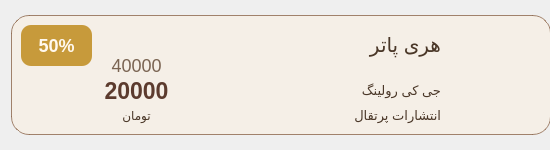
Old version of the form Client/bookinfocard.ui in the repository Onyx1907/Lumina-EBook-Platform.
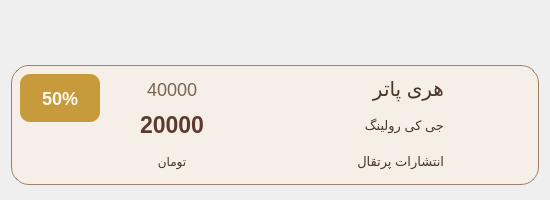
New version of the form. Icons and pictures are not drawn.

Patch:
```diff
--- a/Client/bookinfocard.ui
+++ b/Client/bookinfocard.ui
@@ -7,42 +7,128 @@
     <x>0</x>
     <y>0</y>
     <width>550</width>
-    <height>150</height>
+    <height>200</height>
    </rect>
   </property>
   <property name="sizePolicy">
-   <sizepolicy hsizetype="Fixed" vsizetype="Fixed">
+   <sizepolicy hsizetype="Preferred" vsizetype="Fixed">
     <horstretch>0</horstretch>
     <verstretch>0</verstretch>
    </sizepolicy>
   </property>
   <property name="minimumSize">
    <size>
-    <width>550</width>
+    <width>500</width>
     <height>150</height>
    </size>
   </property>
   <property name="maximumSize">
    <size>
-    <width>550</width>
-    <height>150</height>
+    <width>566</width>
+    <height>200</height>
    </size>
   </property>
   <property name="windowTitle">
    <string>Form</string>
   </property>
-  <layout class="QGridLayout" name="gridLayout">
-   <item row="0" column="0">
+  <layout class="QVBoxLayout" name="verticalLayout_4">
+   <item>
+    <layout class="QHBoxLayout" name="horizontalLayout_3">
+     <item>
+      <widget class="QPushButton" name="edit_pushButton">
+       <property name="minimumSize">
+        <size>
+         <width>40</width>
+         <height>40</height>
+        </size>
+       </property>
+       <property name="maximumSize">
+        <size>
+         <width>40</width>
+         <height>40</height>
+        </size>
+       </property>
+       <property name="styleSheet">
+        <string notr="true">    background: none;
+    background-color: transparent;
+
+    border: 1px solid transparent;</string>
+       </property>
+       <property name="text">
+        <string/>
+       </property>
+       <property name="icon">
+        <iconset resource="resources.qrc">
+         <normaloff>:/resources/edit_icon.svg</normaloff>:/resources/edit_icon.svg</iconset>
+       </property>
+       <property name="iconSize">
+        <size>
+         <width>26</width>
+         <height>26</height>
+        </size>
+       </property>
+      </widget>
+     </item>
+     <item>
+      <widget class="QPushButton" name="delete_pushButton">
+       <property name="sizePolicy">
+        <sizepolicy hsizetype="Fixed" vsizetype="Fixed">
+         <horstretch>0</horstretch>
+         <verstretch>0</verstretch>
+        </sizepolicy>
+       </property>
+       <property name="minimumSize">
+        <size>
+         <width>40</width>
+         <height>40</height>
+        </size>
+       </property>
+       <property name="maximumSize">
+        <size>
+         <width>40</width>
+         <height>40</height>
+        </size>
+       </property>
+       <property name="styleSheet">
+        <string notr="true">    background: none;
+    background-color: transparent;
+
+    border: 1px solid transparent;</string>
+       </property>
+       <property name="text">
+        <string/>
+       </property>
+       <property name="icon">
+        <iconset resource="resources.qrc">
+         <normaloff>:/resources/delete_icon.png</normaloff>:/resources/delete_icon.png</iconset>
+       </property>
+       <property name="iconSize">
+        <size>
+         <width>26</width>
+         <height>26</height>
+        </size>
+       </property>
+      </widget>
+     </item>
+    </layout>
+   </item>
+   <item>
     <widget class="QWidget" name="widget" native="true">
+     <property name="sizePolicy">
+      <sizepolicy hsizetype="Fixed" vsizetype="Expanding">
+       <horstretch>0</horstretch>
+       <verstretch>0</verstretch>
+      </sizepolicy>
+     </property>
      <property name="minimumSize">
       <size>
-       <width>540</width>
+       <width>500</width>
        <height>120</height>
       </size>
      </property>
      <property name="maximumSize">
       <size>
-       <width>540</width>
+       <width>550</width>
        <height>120</height>
       </size>
      </property>
@@ -73,181 +159,25 @@
 }
 </string>
      </property>
-     <widget class="QPushButton" name="book_cover">
-      <property name="geometry">
-       <rect>
-        <x>430</x>
-        <y>0</y>
-        <width>101</width>
-        <height>121</height>
-       </rect>
-      </property>
-      <property name="sizePolicy">
-       <sizepolicy hsizetype="Fixed" vsizetype="Fixed">
-        <horstretch>95</horstretch>
-        <verstretch>112</verstretch>
-       </sizepolicy>
-      </property>
-      <property name="minimumSize">
-       <size>
-        <width>95</width>
-        <height>112</height>
-       </size>
-      </property>
-      <property name="maximumSize">
-       <size>
-        <width>101</width>
-        <height>121</height>
-       </size>
-      </property>
-      <property name="styleSheet">
-       <string notr="true">   background: none;
-    background-color: transparent;
-
-    border: 1px solid transparent;</string>
-      </property>
-      <property name="text">
-       <string/>
-      </property>
-      <property name="icon">
-       <iconset resource="resources.qrc">
-        <normaloff>:/resources/default_book.png</normaloff>:/resources/default_book.png</iconset>
-      </property>
-      <property name="iconSize">
-       <size>
-        <width>110</width>
-        <height>110</height>
-       </size>
-      </property>
-     </widget>
-     <widget class="QLabel" name="author_label">
-      <property name="geometry">
-       <rect>
-        <x>190</x>
-        <y>60</y>
-        <width>240</width>
-        <height>30</height>
-       </rect>
-      </property>
-      <property name="minimumSize">
-       <size>
-        <width>240</width>
-        <height>30</height>
-       </size>
-      </property>
-      <property name="maximumSize">
-       <size>
-        <width>240</width>
-        <height>30</height>
-       </size>
-      </property>
-      <property name="styleSheet">
-       <string notr="true">qproperty-alignment: 'AlignLeft | AlignVCenter';
-font-size: 13px;
-</string>
-      </property>
-      <property name="text">
-       <string>جی کی رولینگ</string>
-      </property>
-      <property name="textFormat">
-       <enum>Qt::PlainText</enum>
-      </property>
-      <property name="alignment">
-       <set>Qt::AlignLeading|Qt::AlignLeft|Qt::AlignVCenter</set>
-      </property>
-      <property name="wordWrap">
-       <bool>true</bool>
-      </property>
-     </widget>
-     <widget class="QLabel" name="name_label">
-      <property name="geometry">
-       <rect>
-        <x>190</x>
-        <y>10</y>
-        <width>240</width>
-        <height>40</height>
-       </rect>
-      </property>
-      <property name="minimumSize">
-       <size>
-        <width>240</width>
-        <height>40</height>
-       </size>
-      </property>
-      <property name="maximumSize">
-       <size>
-        <width>240</width>
-        <height>40</height>
-       </size>
-      </property>
-      <property name="styleSheet">
-       <string notr="true">qproperty-alignment: 'AlignLeft | AlignVCenter';
-font-size: 20px;
-</string>
-      </property>
-      <property name="text">
-       <string>هری پاتر</string>
-      </property>
-      <property name="textFormat">
-       <enum>Qt::PlainText</enum>
-      </property>
-      <property name="alignment">
-       <set>Qt::AlignLeading|Qt::AlignLeft|Qt::AlignVCenter</set>
-      </property>
-      <property name="wordWrap">
-       <bool>true</bool>
-      </property>
-     </widget>
-     <widget class="QLabel" name="publisher_label">
-      <property name="geometry">
-       <rect>
-        <x>190</x>
-        <y>90</y>
-        <width>240</width>
-        <height>20</height>
-       </rect>
-      </property>
-      <property name="minimumSize">
-       <size>
-        <width>240</width>
-        <height>20</height>
-       </size>
-      </property>
-      <property name="maximumSize">
-       <size>
-        <width>240</width>
-        <height>20</height>
-       </size>
-      </property>
-      <property name="styleSheet">
-       <string notr="true">qproperty-alignment: 'AlignLeft | AlignVCenter';
-font-size: 13px;
-</string>
-      </property>
-      <property name="text">
-       <string>انتشارات پرتقال</string>
-      </property>
-      <property name="textFormat">
-       <enum>Qt::PlainText</enum>
-      </property>
-      <property name="alignment">
-       <set>Qt::AlignLeading|Qt::AlignLeft|Qt::AlignVCenter</set>
-      </property>
-      <property name="wordWrap">
-       <bool>true</bool>
-      </property>
-     </widget>
-     <widget class="QLabel" name="discount_label">
-      <property name="geometry">
-       <rect>
-        <x>10</x>
-        <y>10</y>
-        <width>71</width>
-        <height>41</height>
-       </rect>
-      </property>
-      <property name="styleSheet">
-       <string notr="true">QLabel {
+     <layout class="QHBoxLayout" name="horizontalLayout_2">
+      <item>
+       <layout class="QVBoxLayout" name="verticalLayout_3">
+        <item>
+         <widget class="QLabel" name="discount_label">
+          <property name="minimumSize">
+           <size>
+            <width>70</width>
+            <height>0</height>
+           </size>
+          </property>
+          <property name="maximumSize">
+           <size>
+            <width>100</width>
+            <height>60</height>
+           </size>
+          </property>
+          <property name="styleSheet">
+           <string notr="true">QLabel {
     background-color: #C79A3B;
     color: #FFF8EE;
     border-radius: 10px;
@@ -257,25 +187,54 @@
 qproperty-alignment: 'AlignHCenter | AlignVCenter';
 }
 </string>
-      </property>
-      <property name="text">
-       <string>50%</string>
-      </property>
-      <property name="alignment">
-       <set>Qt::AlignCenter</set>
-      </property>
-     </widget>
-     <widget class="QLabel" name="oldPrice_label">
-      <property name="geometry">
-       <rect>
-        <x>50</x>
-        <y>40</y>
-        <width>151</width>
-        <height>20</height>
-       </rect>
-      </property>
-      <property name="styleSheet">
-       <string notr="true">QLabel {
+          </property>
+          <property name="text">
+           <string>50%</string>
+          </property>
+          <property name="alignment">
+           <set>Qt::AlignCenter</set>
+          </property>
+         </widget>
+        </item>
+        <item>
+         <widget class="QLabel" name="label">
+          <property name="minimumSize">
+           <size>
+            <width>80</width>
+            <height>0</height>
+           </size>
+          </property>
+          <property name="maximumSize">
+           <size>
+            <width>80</width>
+            <height>16777215</height>
+           </size>
+          </property>
+          <property name="text">
+           <string/>
+          </property>
+         </widget>
+        </item>
+       </layout>
+      </item>
+      <item>
+       <layout class="QVBoxLayout" name="verticalLayout_2">
+        <item>
+         <widget class="QLabel" name="oldPrice_label">
+          <property name="minimumSize">
+           <size>
+            <width>100</width>
+            <height>0</height>
+           </size>
+          </property>
+          <property name="maximumSize">
+           <size>
+            <width>150</width>
+            <height>16777215</height>
+           </size>
+          </property>
+          <property name="styleSheet">
+           <string notr="true">QLabel {
     color: #7A6452;
     font-size: 18px;
     background: transparent;
@@ -283,25 +242,31 @@
 qproperty-alignment: 'AlignHCenter | AlignVCenter';
 }
 </string>
-      </property>
-      <property name="text">
-       <string>40000</string>
-      </property>
-      <property name="alignment">
-       <set>Qt::AlignCenter</set>
-      </property>
-     </widget>
-     <widget class="QLabel" name="finalPrice_label">
-      <property name="geometry">
-       <rect>
-        <x>50</x>
-        <y>60</y>
-        <width>151</width>
-        <height>31</height>
-       </rect>
-      </property>
-      <property name="styleSheet">
-       <string notr="true">QLabel {
+          </property>
+          <property name="text">
+           <string>40000</string>
+          </property>
+          <property name="alignment">
+           <set>Qt::AlignCenter</set>
+          </property>
+         </widget>
+        </item>
+        <item>
+         <widget class="QLabel" name="finalPrice_label">
+          <property name="minimumSize">
+           <size>
+            <width>100</width>
+            <height>0</height>
+           </size>
+          </property>
+          <property name="maximumSize">
+           <size>
+            <width>150</width>
+            <height>16777215</height>
+           </size>
+          </property>
+          <property name="styleSheet">
+           <string notr="true">QLabel {
     color: #5C3B2E;
     font-size: 23px;
     font-weight: 700;
@@ -310,30 +275,171 @@
 qproperty-alignment: 'AlignHCenter | AlignVCenter';
 }
 </string>
-      </property>
-      <property name="text">
-       <string>20000</string>
-      </property>
-      <property name="alignment">
-       <set>Qt::AlignCenter</set>
-      </property>
-     </widget>
-     <widget class="QLabel" name="tooman_label">
-      <property name="geometry">
-       <rect>
-        <x>100</x>
-        <y>90</y>
-        <width>51</width>
-        <height>21</height>
-       </rect>
-      </property>
-      <property name="text">
-       <string>تومان</string>
-      </property>
-      <property name="alignment">
-       <set>Qt::AlignCenter</set>
-      </property>
-     </widget>
+          </property>
+          <property name="text">
+           <string>20000</string>
+          </property>
+          <property name="alignment">
+           <set>Qt::AlignCenter</set>
+          </property>
+         </widget>
+        </item>
+        <item>
+         <widget class="QLabel" name="tooman_label">
+          <property name="minimumSize">
+           <size>
+            <width>100</width>
+            <height>0</height>
+           </size>
+          </property>
+          <property name="maximumSize">
+           <size>
+            <width>150</width>
+            <height>16777215</height>
+           </size>
+          </property>
+          <property name="text">
+           <string>تومان</string>
+          </property>
+          <property name="alignment">
+           <set>Qt::AlignCenter</set>
+          </property>
+         </widget>
+        </item>
+       </layout>
+      </item>
+      <item>
+       <layout class="QVBoxLayout" name="verticalLayout">
+        <item>
+         <widget class="QLabel" name="name_label">
+          <property name="minimumSize">
+           <size>
+            <width>200</width>
+            <height>0</height>
+           </size>
+          </property>
+          <property name="maximumSize">
+           <size>
+            <width>215</width>
+            <height>16777215</height>
+           </size>
+          </property>
+          <property name="styleSheet">
+           <string notr="true">qproperty-alignment: 'AlignLeft | AlignVCenter';
+font-size: 20px;
+</string>
+          </property>
+          <property name="text">
+           <string>هری پاتر</string>
+          </property>
+          <property name="textFormat">
+           <enum>Qt::PlainText</enum>
+          </property>
+          <property name="alignment">
+           <set>Qt::AlignLeading|Qt::AlignLeft|Qt::AlignVCenter</set>
+          </property>
+          <property name="wordWrap">
+           <bool>true</bool>
+          </property>
+         </widget>
+        </item>
+        <item>
+         <widget class="QLabel" name="author_label">
+          <property name="minimumSize">
+           <size>
+            <width>200</width>
+            <height>0</height>
+           </size>
+          </property>
+          <property name="maximumSize">
+           <size>
+            <width>215</width>
+            <height>16777215</height>
+           </size>
+          </property>
+          <property name="styleSheet">
+           <string notr="true">qproperty-alignment: 'AlignLeft | AlignVCenter';
+font-size: 13px;
+</string>
+          </property>
+          <property name="text">
+           <string>جی کی رولینگ</string>
+          </property>
+          <property name="textFormat">
+           <enum>Qt::PlainText</enum>
+          </property>
+          <property name="alignment">
+           <set>Qt::AlignLeading|Qt::AlignLeft|Qt::AlignVCenter</set>
+          </property>
+          <property name="wordWrap">
+           <bool>true</bool>
+          </property>
+         </widget>
+        </item>
+        <item>
+         <widget class="QLabel" name="publisher_label">
+          <property name="minimumSize">
+           <size>
+            <width>150</width>
+            <height>0</height>
+           </size>
+          </property>
+          <property name="maximumSize">
+           <size>
+            <width>215</width>
+            <height>16777215</height>
+           </size>
+          </property>
+          <property name="styleSheet">
+           <string notr="true">qproperty-alignment: 'AlignLeft | AlignVCenter';
+font-size: 13px;
+</string>
+          </property>
+          <property name="text">
+           <string>انتشارات پرتقال</string>
+          </property>
+          <property name="textFormat">
+           <enum>Qt::PlainText</enum>
+          </property>
+          <property name="alignment">
+           <set>Qt::AlignLeading|Qt::AlignLeft|Qt::AlignVCenter</set>
+          </property>
+          <property name="wordWrap">
+           <bool>true</bool>
+          </property>
+         </widget>
+        </item>
+       </layout>
+      </item>
+      <item>
+       <widget class="QLabel" name="book_cover">
+        <property name="minimumSize">
+         <size>
+          <width>80</width>
+          <height>0</height>
+         </size>
+        </property>
+        <property name="maximumSize">
+         <size>
+          <width>80</width>
+          <height>16777215</height>
+         </size>
+        </property>
+        <property name="text">
+         <string/>
+        </property>
+        <property name="pixmap">
+         <pixmap resource="resources.qrc">:/resources/default_book.png</pixmap>
+        </property>
+        <property name="scaledContents">
+         <bool>true</bool>
+        </property>
+        <property name="alignment">
+         <set>Qt::AlignCenter</set>
+        </property>
+       </widget>
+      </item>
+     </layout>
     </widget>
    </item>
   </layout>
```
